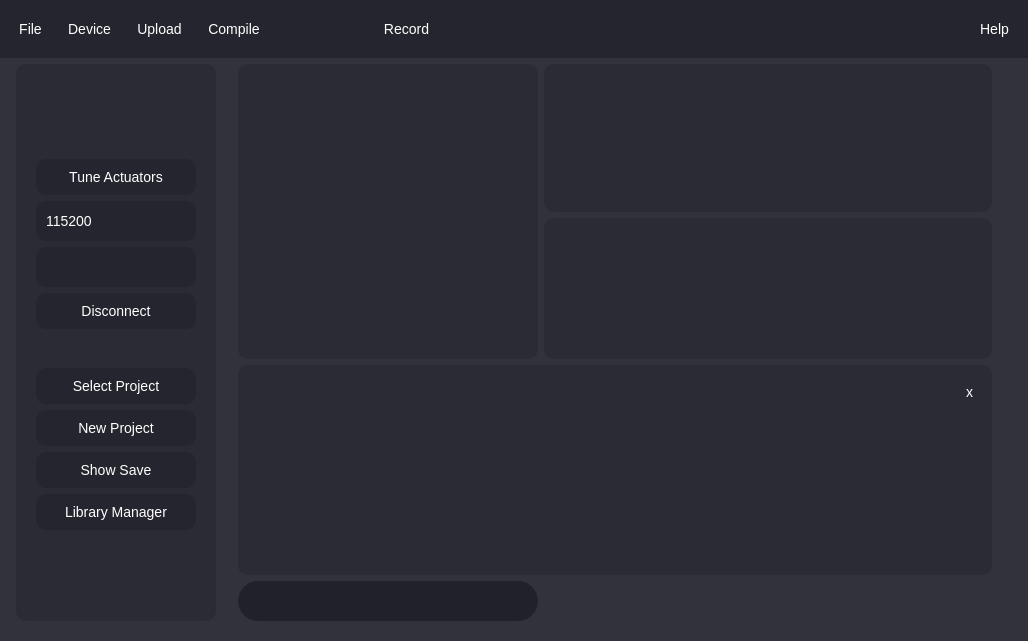
Old version of the form Ui/GraphingUi.ui in the repository OrionAerospaceYT/SideKick.
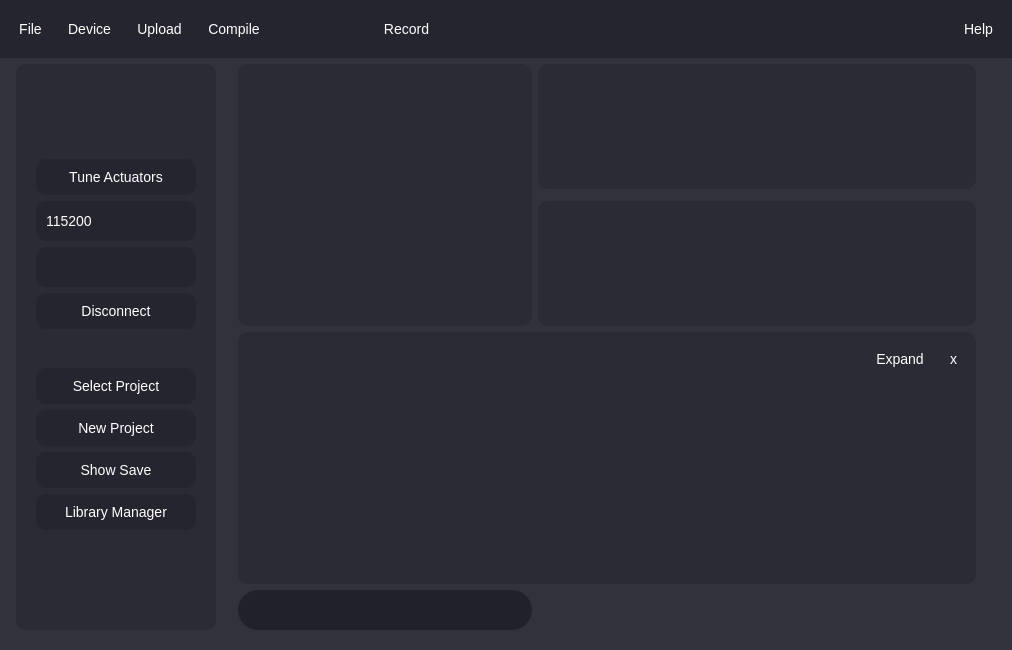
New version of the form. Icons and pictures are not drawn.

Commit message: Expanding debug

Patch:
```diff
--- a/Ui/GraphingUi.ui
+++ b/Ui/GraphingUi.ui
@@ -6,8 +6,8 @@
    <rect>
     <x>0</x>
     <y>0</y>
-    <width>1028</width>
-    <height>641</height>
+    <width>1012</width>
+    <height>650</height>
    </rect>
   </property>
   <property name="acceptDrops">
@@ -178,7 +178,7 @@
      <number>0</number>
     </property>
     <item row="0" column="0">
-     <layout class="QGridLayout" name="gridLayout" rowstretch="0,1,0,1,0,0,0" columnstretch="0,0,0,1,1,3,0,0">
+     <layout class="QGridLayout" name="gridLayout" rowstretch="0,0,0,0,0,0,0" columnstretch="0,0,0,1,1,3,0,0">
       <property name="leftMargin">
        <number>0</number>
       </property>
@@ -217,9 +217,6 @@
       <item row="5" column="3" colspan="2">
        <widget class="QLineEdit" name="message"/>
       </item>
-      <item row="1" column="5" rowspan="2" colspan="2">
-       <widget class="QWidget" name="top_widget" native="true"/>
-      </item>
       <item row="0" column="0" colspan="8">
        <widget class="QFrame" name="horizontalFrame">
         <property name="styleSheet">
@@ -437,10 +434,29 @@
        </widget>
       </item>
       <item row="3" column="5" colspan="2">
-       <widget class="QWidget" name="bottom_widget" native="true"/>
+       <widget class="QWidget" name="bottom_widget" native="true">
+        <property name="sizePolicy">
+         <sizepolicy hsizetype="Expanding" vsizetype="Expanding">
+          <horstretch>0</horstretch>
+          <verstretch>0</verstretch>
+         </sizepolicy>
+        </property>
+        <property name="minimumSize">
+         <size>
+          <width>0</width>
+          <height>100</height>
+         </size>
+        </property>
+       </widget>
       </item>
       <item row="4" column="3" colspan="4">
        <widget class="QFrame" name="debugger">
+        <property name="sizePolicy">
+         <sizepolicy hsizetype="Expanding" vsizetype="Expanding">
+          <horstretch>0</horstretch>
+          <verstretch>0</verstretch>
+         </sizepolicy>
+        </property>
         <property name="styleSheet">
          <string notr="true">QFrame{
    font: 10pt &quot;Roboto &quot;;
@@ -449,25 +465,137 @@
   color: #FFFFFF;
   border:none;
   border-radius:10px;
-}
-QPushButton:hover:!pressed{
-  background-color: #ff0000;
 }</string>
         </property>
         <layout class="QGridLayout" name="debugger_1">
-         <item row="0" column="1">
+         <item row="0" column="2">
           <widget class="QPushButton" name="quit">
+           <property name="styleSheet">
+            <string notr="true">QPushButton:hover:!pressed{
+  background-color: #ff0000;
+}</string>
+           </property>
            <property name="text">
             <string>x</string>
            </property>
           </widget>
          </item>
-         <item row="0" column="0" rowspan="2">
-          <widget class="QTextBrowser" name="debug_log"/>
+         <item row="0" column="1">
+          <widget class="QPushButton" name="full_screen">
+           <property name="styleSheet">
+            <string notr="true">QPushButton{
+   font: 10pt &quot;Roboto &quot;;
+  font-size: 14px;
+  background-color: #2b2b35;
+  color: #FFFFFF;
+  border:none;
+  border-radius:10px;
+}
+QPushButton:pressed {
+  background-color: #000;
+}
+QPushButton:hover:!pressed{
+  background-color: #151525;
+}</string>
+           </property>
+           <property name="text">
+            <string>Expand</string>
+           </property>
+          </widget>
+         </item>
+         <item row="0" column="0">
+          <spacer name="horizontalSpacer_6">
+           <property name="orientation">
+            <enum>Qt::Horizontal</enum>
+           </property>
+           <property name="sizeHint" stdset="0">
+            <size>
+             <width>40</width>
+             <height>20</height>
+            </size>
+           </property>
+          </spacer>
+         </item>
+         <item row="1" column="0" colspan="3">
+          <widget class="QTextBrowser" name="debug_log">
+           <property name="minimumSize">
+            <size>
+             <width>0</width>
+             <height>150</height>
+            </size>
+           </property>
+          </widget>
          </item>
         </layout>
        </widget>
       </item>
+      <item row="6" column="2">
+       <spacer name="horizontalSpacer_4">
+        <property name="orientation">
+         <enum>Qt::Horizontal</enum>
+        </property>
+        <property name="sizeType">
+         <enum>QSizePolicy::Minimum</enum>
+        </property>
+        <property name="sizeHint" stdset="0">
+         <size>
+          <width>10</width>
+          <height>20</height>
+         </size>
+        </property>
+       </spacer>
+      </item>
+      <item row="6" column="0">
+       <spacer name="horizontalSpacer_2">
+        <property name="orientation">
+         <enum>Qt::Horizontal</enum>
+        </property>
+        <property name="sizeType">
+         <enum>QSizePolicy::Minimum</enum>
+        </property>
+        <property name="sizeHint" stdset="0">
+         <size>
+          <width>10</width>
+          <height>20</height>
+         </size>
+        </property>
+       </spacer>
+      </item>
+      <item row="6" column="7">
+       <spacer name="horizontalSpacer_3">
+        <property name="orientation">
+         <enum>Qt::Horizontal</enum>
+        </property>
+        <property name="sizeType">
+         <enum>QSizePolicy::Minimum</enum>
+        </property>
+        <property name="sizeHint" stdset="0">
+         <size>
+          <width>30</width>
+          <height>20</height>
+         </size>
+        </property>
+       </spacer>
+      </item>
+      <item row="1" column="3" rowspan="3" colspan="2">
+       <widget class="QTextBrowser" name="terminal">
+        <property name="sizePolicy">
+         <sizepolicy hsizetype="Expanding" vsizetype="Expanding">
+          <horstretch>0</horstretch>
+          <verstretch>0</verstretch>
+         </sizepolicy>
+        </property>
+        <property name="styleSheet">
+         <string notr="true"/>
+        </property>
+        <property name="verticalScrollBarPolicy">
+         <enum>Qt::ScrollBarAsNeeded</enum>
+        </property>
+        <property name="horizontalScrollBarPolicy">
+         <enum>Qt::ScrollBarAlwaysOff</enum>
+        </property>
+       </widget>
+      </item>
       <item row="1" column="1" rowspan="5">
        <widget class="QFrame" name="side_menu">
         <property name="sizePolicy">
@@ -755,64 +883,19 @@
         </layout>
        </widget>
       </item>
-      <item row="6" column="2">
-       <spacer name="horizontalSpacer_4">
-        <property name="orientation">
-         <enum>Qt::Horizontal</enum>
+      <item row="1" column="5" colspan="2">
+       <widget class="QWidget" name="top_widget" native="true">
+        <property name="sizePolicy">
+         <sizepolicy hsizetype="Expanding" vsizetype="Expanding">
+          <horstretch>0</horstretch>
+          <verstretch>0</verstretch>
+         </sizepolicy>
         </property>
-        <property name="sizeType">
-         <enum>QSizePolicy::Minimum</enum>
-        </property>
-        <property name="sizeHint" stdset="0">
+        <property name="minimumSize">
          <size>
-          <width>10</width>
-          <height>20</height>
+          <width>0</width>
+          <height>100</height>
          </size>
-        </property>
-       </spacer>
-      </item>
-      <item row="6" column="0">
-       <spacer name="horizontalSpacer_2">
-        <property name="orientation">
-         <enum>Qt::Horizontal</enum>
-        </property>
-        <property name="sizeType">
-         <enum>QSizePolicy::Minimum</enum>
-        </property>
-        <property name="sizeHint" stdset="0">
-         <size>
-          <width>10</width>
-          <height>20</height>
-         </size>
-        </property>
-       </spacer>
-      </item>
-      <item row="6" column="7">
-       <spacer name="horizontalSpacer_3">
-        <property name="orientation">
-         <enum>Qt::Horizontal</enum>
-        </property>
-        <property name="sizeType">
-         <enum>QSizePolicy::Minimum</enum>
-        </property>
-        <property name="sizeHint" stdset="0">
-         <size>
-          <width>30</width>
-          <height>20</height>
-         </size>
-        </property>
-       </spacer>
-      </item>
-      <item row="1" column="3" rowspan="3" colspan="2">
-       <widget class="QTextBrowser" name="terminal">
-        <property name="styleSheet">
-         <string notr="true"/>
-        </property>
-        <property name="verticalScrollBarPolicy">
-         <enum>Qt::ScrollBarAsNeeded</enum>
-        </property>
-        <property name="horizontalScrollBarPolicy">
-         <enum>Qt::ScrollBarAlwaysOff</enum>
         </property>
        </widget>
       </item>
```
The commit also changes 1 other file.
